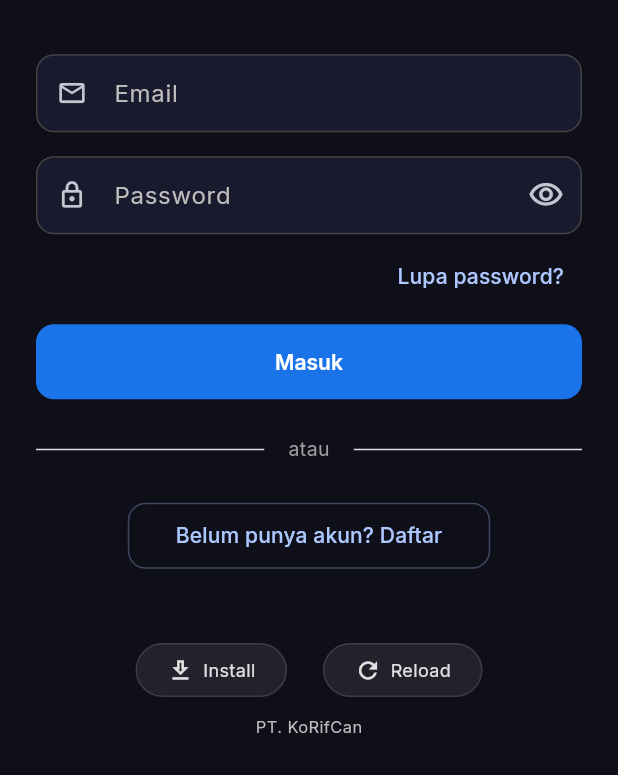
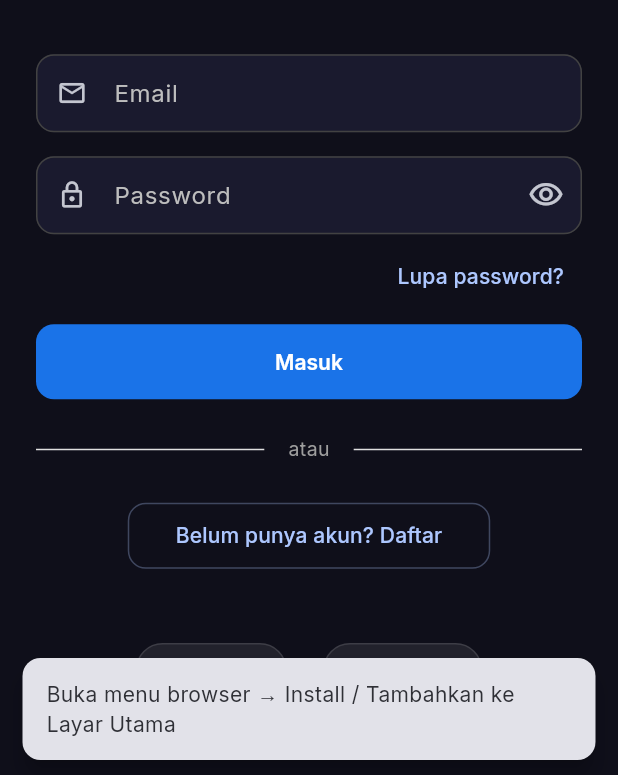
Before and after one commit to KoRifCan/Sistem-Manajemen-Perusahaan, a Flutter app: the screen it shows after launch, after a tap on the "light mode" icon, after a tap on "Install", on a phone screen of 412 x 824 dp, the part 461-1236 px from its top. Run offline on Flutter 3.47's test engine with Material 3 defaults, Android fonts, the phone set to English and light mode, and no system bars; our stand-ins replace cloud_firestore, cloud_functions, firebase_auth, firebase_core, firebase_messaging, firebase_storage and 3 more; missing offline and left inert: dart:js_util; accounts and stored records are empty.

Commit message:
fix: persist theme with SharedPreferences, install fallback snackbar

```diff
--- a/frontend/lib/main.dart
+++ b/frontend/lib/main.dart
@@ -20,11 +20,14 @@ import 'package:flutter_localizations/flutter_localizations.dart';
 void main() async {
   WidgetsFlutterBinding.ensureInitialized();
   await Firebase.initializeApp(options: firebaseOptions);
-  runApp(const SistemManajemenPerusahaanApp());
+  final settings = SettingsProvider();
+  await settings.init();
+  runApp(SistemManajemenPerusahaanApp(settings: settings));
 }
 
 class SistemManajemenPerusahaanApp extends StatelessWidget {
-  const SistemManajemenPerusahaanApp({super.key});
+  final SettingsProvider settings;
+  const SistemManajemenPerusahaanApp({super.key, required this.settings});
 
   @override
   Widget build(BuildContext context) {
@@ -40,7 +43,7 @@ class SistemManajemenPerusahaanApp extends StatelessWidget {
         ChangeNotifierProvider(create: (_) => AssetProvider()),
         ChangeNotifierProvider(create: (_) => DocumentProvider()),
         ChangeNotifierProvider(create: (_) => NotificationProvider()),
-        ChangeNotifierProvider(create: (_) => SettingsProvider()),
+        ChangeNotifierProvider.value(value: settings),
       ],
       child: Consumer<SettingsProvider>(
         builder: (context, settings, child) {
--- a/frontend/lib/presentation/pages/auth/login_page.dart
+++ b/frontend/lib/presentation/pages/auth/login_page.dart
@@ -26,6 +26,15 @@ class _LoginPageState extends State<LoginPage> {
     _emailController.dispose();
     _passwordController.dispose();
     super.dispose();
+  }
+
+  void _handleInstall() {
+    final installed = webInstallPwa();
+    if (!installed && mounted) {
+      ScaffoldMessenger.of(context).showSnackBar(
+        const SnackBar(content: Text('Buka menu browser → Install / Tambahkan ke Layar Utama')),
+      );
+    }
   }
 
   Future<void> _login() async {
@@ -186,7 +195,7 @@ class _LoginPageState extends State<LoginPage> {
                               ActionButton(
                                 icon: Icons.download_outlined,
                                 label: 'Install',
-                                onTap: webInstallPwa,
+                                onTap: _handleInstall,
                               ),
                               const SizedBox(width: 24),
                               ActionButton(
--- a/frontend/lib/presentation/pages/auth/register_page.dart
+++ b/frontend/lib/presentation/pages/auth/register_page.dart
@@ -31,6 +31,15 @@ class _RegisterPageState extends State<RegisterPage> {
     _passwordController.dispose();
     _confirmPasswordController.dispose();
     super.dispose();
+  }
+
+  void _handleInstall() {
+    final installed = webInstallPwa();
+    if (!installed && mounted) {
+      ScaffoldMessenger.of(context).showSnackBar(
+        const SnackBar(content: Text('Buka menu browser → Install / Tambahkan ke Layar Utama')),
+      );
+    }
   }
 
   Future<void> _register() async {
@@ -221,7 +230,7 @@ class _RegisterPageState extends State<RegisterPage> {
                               ActionButton(
                                 icon: Icons.download_outlined,
                                 label: 'Install',
-                                onTap: webInstallPwa,
+                                onTap: _handleInstall,
                               ),
                               const SizedBox(width: 24),
                               ActionButton(
--- a/frontend/lib/presentation/providers/settings_provider.dart
+++ b/frontend/lib/presentation/providers/settings_provider.dart
@@ -1,4 +1,5 @@
 import 'package:flutter/material.dart';
+import 'package:shared_preferences/shared_preferences.dart';
 
 class SettingsProvider extends ChangeNotifier {
   ThemeMode _themeMode = ThemeMode.light;
@@ -12,14 +13,28 @@ class SettingsProvider extends ChangeNotifier {
   bool get biometricEnabled => _biometricEnabled;
   bool get isDark => _themeMode == ThemeMode.dark;
 
+  Future<void> init() async {
+    final prefs = await SharedPreferences.getInstance();
+    final saved = prefs.getString('themeMode');
+    if (saved == 'dark') _themeMode = ThemeMode.dark;
+    notifyListeners();
+  }
+
   void toggleTheme() {
     _themeMode = isDark ? ThemeMode.light : ThemeMode.dark;
+    _saveTheme();
     notifyListeners();
   }
 
   void setThemeMode(ThemeMode mode) {
     _themeMode = mode;
+    _saveTheme();
     notifyListeners();
+  }
+
+  Future<void> _saveTheme() async {
+    final prefs = await SharedPreferences.getInstance();
+    await prefs.setString('themeMode', isDark ? 'dark' : 'light');
   }
 
   void setLocale(Locale locale) {
--- a/frontend/lib/presentation/utils/web_utils.dart
+++ b/frontend/lib/presentation/utils/web_utils.dart
@@ -4,6 +4,13 @@ void webReload() {
   js_util.callMethod(js_util.globalThis, 'reloadPage', []);
 }
 
-void webInstallPwa() {
-  js_util.callMethod(js_util.globalThis, 'installPwa', []);
+bool webInstallPwa() {
+  try {
+    final fn = js_util.getProperty(js_util.globalThis, 'installPwa');
+    if (fn == null) return false;
+    final result = js_util.callMethod(js_util.globalThis, 'installPwa', []);
+    return result == true;
+  } catch (_) {
+    return false;
+  }
 }
--- a/frontend/pubspec.yaml
+++ b/frontend/pubspec.yaml
@@ -43,6 +43,7 @@ dependencies:
   connectivity_plus: ^6.0.3
   package_info_plus: ^8.0.0
   device_info_plus: ^10.1.0
+  shared_preferences: ^2.2.0
 
 dev_dependencies:
   flutter_test:
```
Also changed, not shown: 1 other file.
